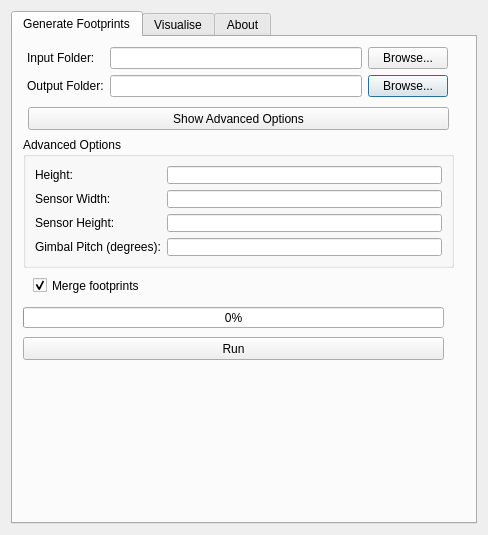
This is plugin_dialog_base.ui in Geospaziale/rpa_footprints as Qt 5 draws it before an edit. The edited form follows.
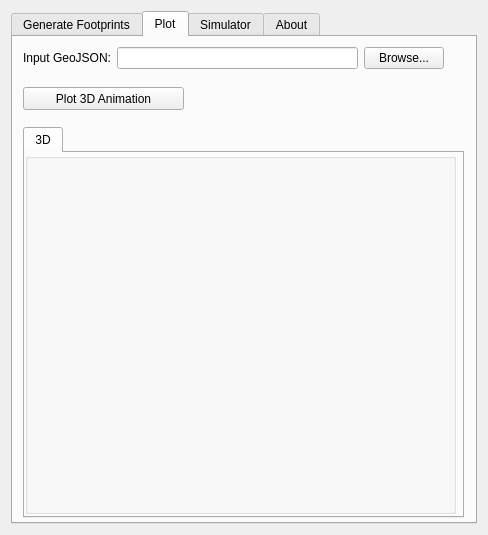
This is the edited form.

Commit message: Removed 2D plot and added 3D geojson visualisation

```diff
--- a/plugin_dialog_base.ui
+++ b/plugin_dialog_base.ui
@@ -17,7 +17,7 @@
    <item>
     <widget class="QTabWidget" name="tabWidget">
      <property name="currentIndex">
-      <number>0</number>
+      <number>1</number>
      </property>
      <widget class="QWidget" name="tab_generate_footprints">
       <attribute name="title">
@@ -188,9 +188,102 @@
        </property>
       </widget>
      </widget>
+     <widget class="QWidget" name="tab">
+      <attribute name="title">
+       <string>Plot</string>
+      </attribute>
+      <widget class="QWidget" name="layoutWidget_2">
+       <property name="geometry">
+        <rect>
+         <x>10</x>
+         <y>10</y>
+         <width>421</width>
+         <height>31</height>
+        </rect>
+       </property>
+       <layout class="QFormLayout" name="plotformlayout">
+        <item row="0" column="0">
+         <widget class="QLabel" name="label_inputgeojson">
+          <property name="text">
+           <string>Input GeoJSON:</string>
+          </property>
+         </widget>
+        </item>
+        <item row="0" column="1">
+         <layout class="QHBoxLayout" name="inputFolderLayout_2">
+          <item>
+           <widget class="QLineEdit" name="input_geojsonLine"/>
+          </item>
+          <item>
+           <widget class="QPushButton" name="btninput_geojson">
+            <property name="text">
+             <string>Browse...</string>
+            </property>
+           </widget>
+          </item>
+         </layout>
+        </item>
+       </layout>
+      </widget>
+      <widget class="QPushButton" name="btnplot3danimation">
+       <property name="geometry">
+        <rect>
+         <x>10</x>
+         <y>50</y>
+         <width>161</width>
+         <height>23</height>
+        </rect>
+       </property>
+       <property name="text">
+        <string>Plot 3D Animation</string>
+       </property>
+      </widget>
+      <widget class="QTabWidget" name="tabWidget_plot3d">
+       <property name="geometry">
+        <rect>
+         <x>10</x>
+         <y>90</y>
+         <width>441</width>
+         <height>391</height>
+        </rect>
+       </property>
+       <property name="currentIndex">
+        <number>0</number>
+       </property>
+       <widget class="QWidget" name="tab_3d_2">
+        <attribute name="title">
+         <string>3D</string>
+        </attribute>
+        <widget class="QWidget" name="plotWidget" native="true">
+         <property name="geometry">
+          <rect>
+           <x>0</x>
+           <y>0</y>
+           <width>431</width>
+           <height>361</height>
+          </rect>
+         </property>
+         <widget class="QGroupBox" name="group_plot">
+          <property name="geometry">
+           <rect>
+            <x>0</x>
+            <y>0</y>
+            <width>431</width>
+            <height>361</height>
+           </rect>
+          </property>
+          <property name="title">
+           <string/>
+          </property>
+          <layout class="QVBoxLayout" name="plotlayout_3d_2"/>
+         </widget>
+        </widget>
+       </widget>
+      </widget>
+     </widget>
      <widget class="QWidget" name="tab_visualise">
       <attribute name="title">
-       <string>Visualise</string>
+       <string>Simulator</string>
       </attribute>
       <widget class="QGroupBox" name="group_parameters">
        <property name="geometry">
@@ -496,35 +589,6 @@
        <property name="currentIndex">
         <number>0</number>
        </property>
-       <widget class="QWidget" name="tab_2d">
-        <attribute name="title">
-         <string>2D</string>
-        </attribute>
-        <widget class="QWidget" name="plotWidget" native="true">
-         <property name="geometry">
-          <rect>
-           <x>0</x>
-           <y>-1</y>
-           <width>431</width>
-           <height>291</height>
-          </rect>
-         </property>
-         <widget class="QGroupBox" name="group_plot">
-          <property name="geometry">
-           <rect>
-            <x>0</x>
-            <y>0</y>
-            <width>431</width>
-            <height>291</height>
-           </rect>
-          </property>
-          <property name="title">
-           <string/>
-          </property>
-          <layout class="QVBoxLayout" name="plotlayout"/>
-         </widget>
-        </widget>
-       </widget>
        <widget class="QWidget" name="tab_3d">
         <attribute name="title">
          <string>3D</string>
```
The commit also changes 4 other files.
